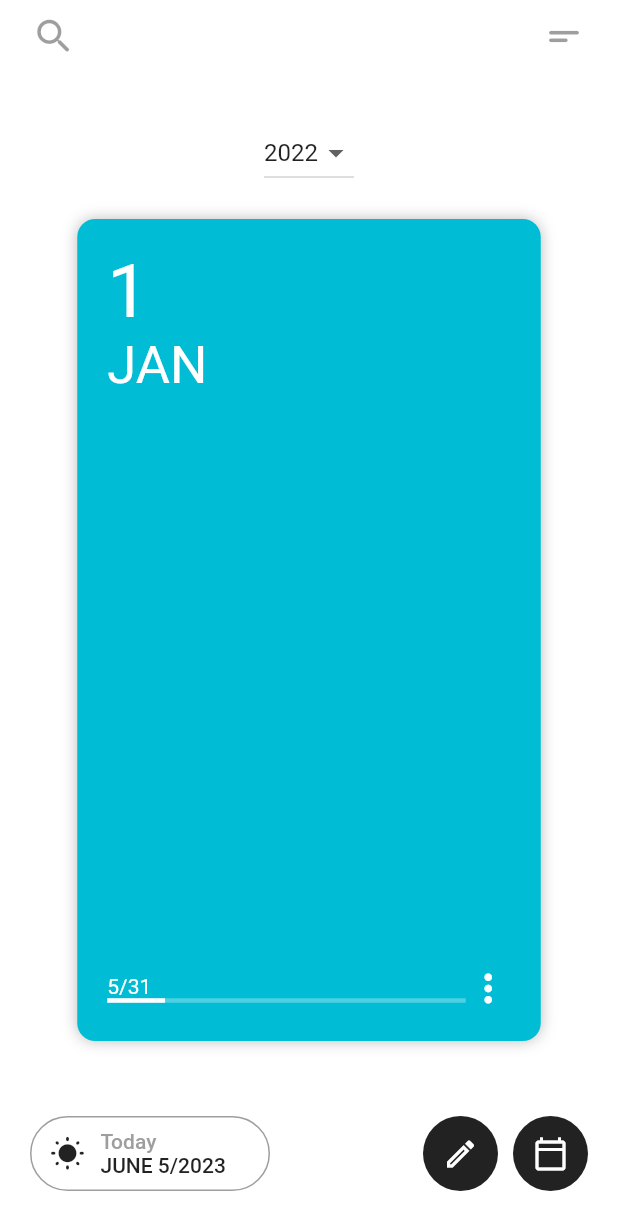
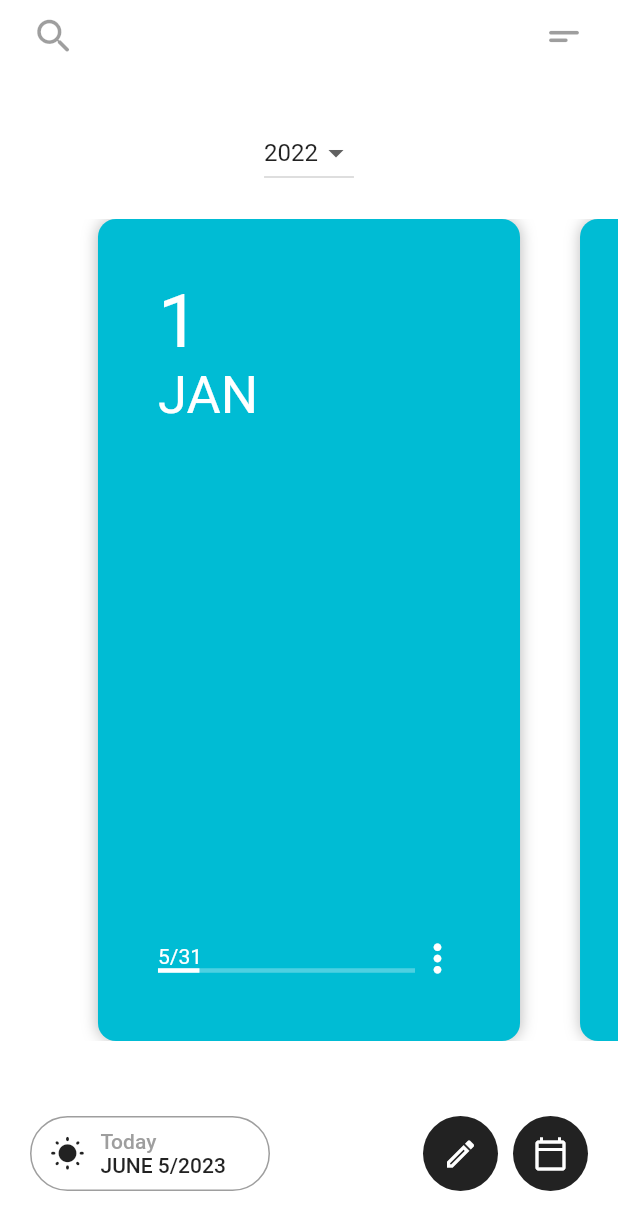
Before and after one commit to bryanyong98/cards-diary, a Flutter app: the screen it shows after launch, on a phone screen of 412 x 824 dp. Shown: the top 1230 px of the screen. Run offline on Flutter 3.47's test engine with Material 2 defaults, Android fonts, the phone set to English and light mode, and no system bars.

```diff
--- a/lib/components/front_view.dart
+++ b/lib/components/front_view.dart
@@ -5,23 +5,16 @@ class FrontView extends StatelessWidget {
 
   @override
   Widget build(BuildContext context) {
-    return Container(
-      color: Colors.white,
-      padding: const EdgeInsets.symmetric(vertical: 20.0),
-      child: PageView(
-        controller: PageController(
-          initialPage: 0,
-          viewportFraction: 0.75,
-        ),
-        scrollDirection: Axis.horizontal,
-        children: [
-          Container(
+    return Padding(
+      padding: const EdgeInsets.symmetric(horizontal: 20.0),
+      child: Container(
+        padding: const EdgeInsets.all(20.0),
         decoration: BoxDecoration(
           color: Colors.cyan,
           borderRadius: BorderRadius.circular(12.0),
           boxShadow: const [
             BoxShadow(color: Colors.black26, blurRadius: 8.0),
-                ]
+          ],
         ),
         child: Padding(
           padding: const EdgeInsets.all(20.0),
@@ -89,8 +82,6 @@ class FrontView extends StatelessWidget {
 
         ),
       ),
-        ],
-      ),
     );
   }
 }
--- a/lib/home_page.dart
+++ b/lib/home_page.dart
@@ -1,3 +1,6 @@
+import 'dart:ui';
+
+import 'package:cardsdiary/components/back_view.dart';
 import 'package:flutter/material.dart';
 import 'package:cardsdiary/components/front_view.dart';
 
@@ -49,7 +52,20 @@ class _MyHomePageState extends State<HomePage> {
 
             // month cards
             Expanded(
-              child: FrontView(), ),
+              child: Container(
+                padding: const EdgeInsets.symmetric(vertical: 20.0),
+                child: PageView.builder(
+                  controller: PageController(
+                    initialPage: 0,
+                    viewportFraction: 0.78,
+                  ),
+                  scrollDirection: Axis.horizontal,
+                  itemCount: 12, // for 12 months
+                  itemBuilder: (_, i) => FrontView(),
+
+                ),
+              ),
+              ),
 
             const SizedBox(height: 30.0),
             // action button
```
Also changed, not shown: lib/components/back_view.dart (added, +57 -0 lines). Lines whose indentation alone changed are shown as unchanged.
